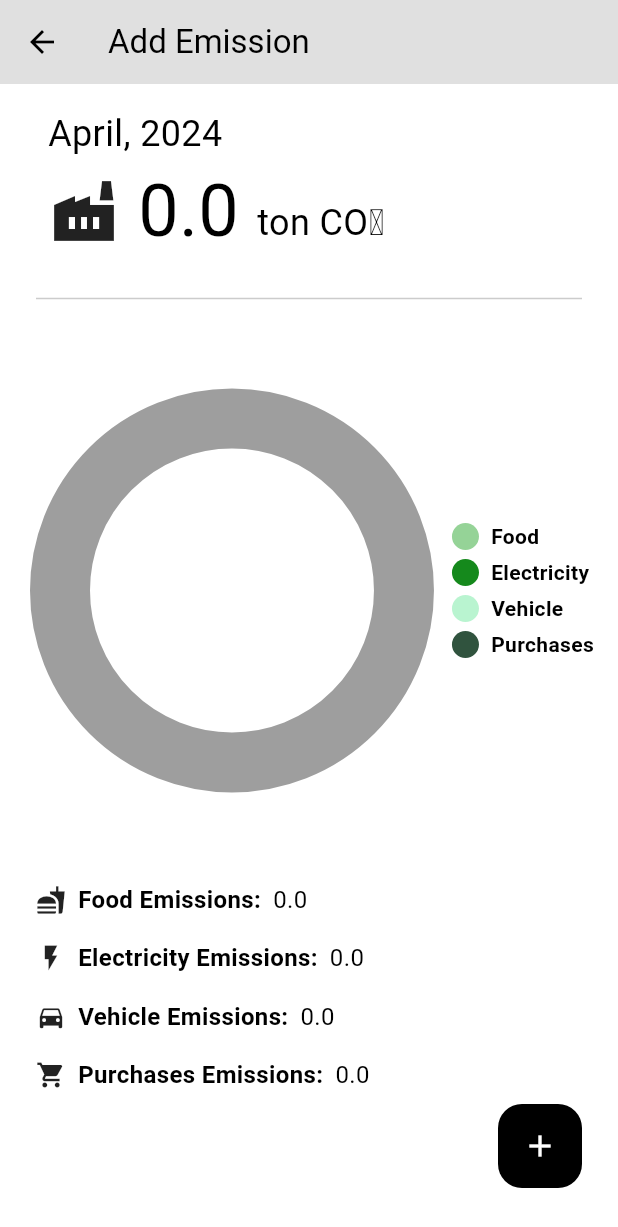
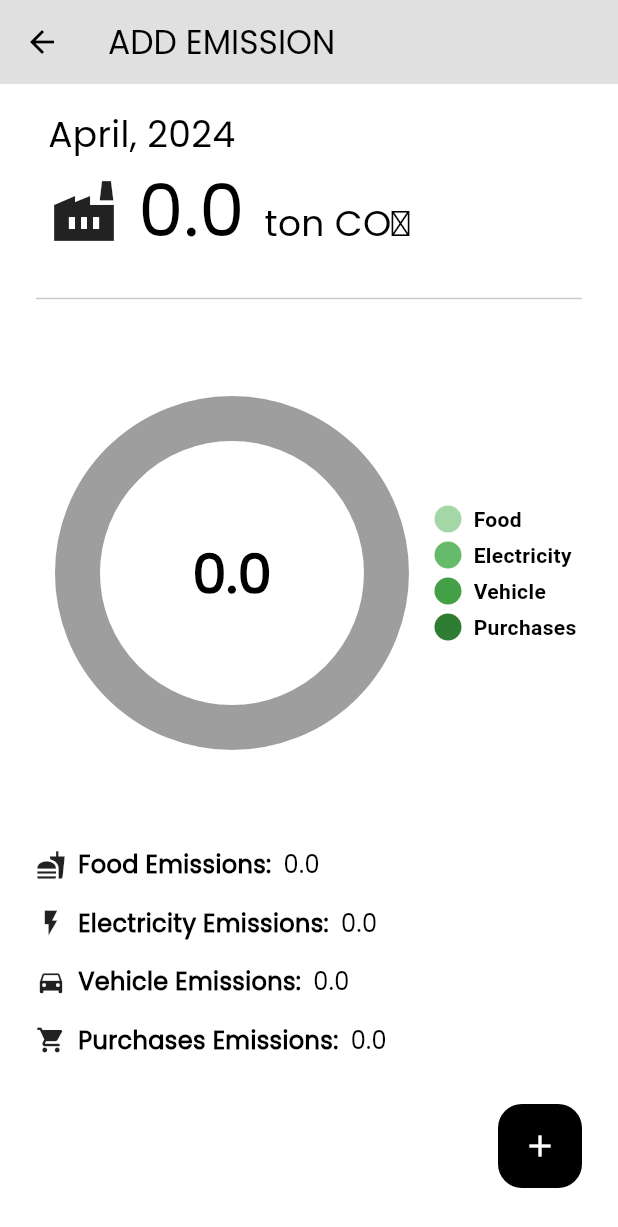
Before and after one commit to mixter3011/Eco_App, a Flutter app: the AddEmissionPage screen opened directly, on a phone screen of 412 x 824 dp. Shown: the top 1227 px of the screen. Run offline on Flutter 3.47's test engine with Material 3 defaults, Android fonts, the phone set to English and light mode, and no system bars; drawn by our look-alikes of pie_chart; our stand-ins replace google_fonts, slide_to_act.

Commit message:
Sync updated Add Emission Page, slight tweaks to Add Emission & Redeem Pages' UI

```diff
--- a/lib/pages/add_emission_page.dart
+++ b/lib/pages/add_emission_page.dart
@@ -1,6 +1,6 @@
 import 'package:flutter/material.dart';
+import 'package:pie_chart/pie_chart.dart';
 import 'package:smarthomeui/util/add_emission_modal.dart';
-import 'package:pie_chart/pie_chart.dart';
 
 class AddEmissionPage extends StatefulWidget {
   const AddEmissionPage({Key? key}) : super(key: key);
@@ -81,10 +81,14 @@ class _AddEmissionPageState extends State<AddEmissionPage> {
     calculateEmissionsValue();
   }
 
+  @override
   Widget build(BuildContext context) {
     return Scaffold(
       appBar: AppBar(
-        title: const Text("Add Emission"),
+        title: const Text(
+          "ADD EMISSION",
+          style: TextStyle(fontFamily: "Poppins"),
+        ),
         backgroundColor: Theme.of(context).colorScheme.background,
       ),
       body: Column(
@@ -98,7 +102,7 @@ class _AddEmissionPageState extends State<AddEmissionPage> {
                 Text(
                   formatMonthYear(
                       DateTime.parse(DateTime.now().toString().split(' ')[0])),
-                  style: const TextStyle(fontSize: 24),
+                  style: const TextStyle(fontSize: 24, fontFamily: "Poppins"),
                 ),
                 Row(
                   children: [
@@ -110,11 +114,12 @@ class _AddEmissionPageState extends State<AddEmissionPage> {
                       children: [
                         Text(
                           "$emissionsValue ",
-                          style: const TextStyle(fontSize: 48),
+                          style: const TextStyle(
+                              fontSize: 48, fontFamily: "Poppins"),
                         ),
                         const Text(
                           "ton CO₂",
-                          style: TextStyle(fontSize: 24),
+                          style: TextStyle(fontSize: 24, fontFamily: "Poppins"),
                         ),
                       ],
                     )
@@ -136,20 +141,26 @@ class _AddEmissionPageState extends State<AddEmissionPage> {
               dataMap: emissionData,
               animationDuration: const Duration(milliseconds: 500),
               chartLegendSpacing: 32,
-              chartRadius: MediaQuery.of(context).size.width / 1.75,
-              initialAngleInDegree: 180,
+              chartRadius: MediaQuery.of(context).size.width / 2,
+              initialAngleInDegree: 0,
               chartType: ChartType.ring,
-              ringStrokeWidth: 40,
-              colorList: const [
+              ringStrokeWidth: 30,
+              centerText: "$emissionsValue",
+              centerTextStyle: const TextStyle(
+                  fontSize: 36,
+                  fontFamily: "Poppins",
+                  fontWeight: FontWeight.bold,
+                  color: Colors.black),
+              colorList: [
                 /*
                 [TODO:]
-                This needs a lot more experimentation to get the colors right.
-                Just can't seem to get a good black and grey color scheme.
+                Figure out better colour scheme to go with the app's theme.
+                Just using the black and grey shades looked confusing.
                 */
-                Color.fromRGBO(149, 211, 151, 1),
-                Color.fromRGBO(21, 137, 28, 1),
-                Color.fromRGBO(185, 244, 208, 1),
-                Color.fromRGBO(48, 83, 62, 1),
+                Colors.green.shade200,
+                Colors.green.shade400,
+                Colors.green.shade600,
+                Colors.green.shade800,
               ],
               legendOptions: const LegendOptions(
                 showLegends: true,
@@ -157,7 +168,7 @@ class _AddEmissionPageState extends State<AddEmissionPage> {
               chartValuesOptions: const ChartValuesOptions(
                 showChartValues: false,
                 showChartValueBackground: false,
-                showChartValuesInPercentage: false,
+                showChartValuesInPercentage: true,
                 showChartValuesOutside: false,
                 decimalPlaces: 1,
                 chartValueStyle: TextStyle(
@@ -176,17 +187,20 @@ class _AddEmissionPageState extends State<AddEmissionPage> {
                       const EdgeInsets.symmetric(vertical: 8, horizontal: 24),
                   child: Row(
                     children: [
-                      Icon(emission[2], size: 20), // Icon
-                      SizedBox(width: 8),
+                      Icon(emission[2], size: 20),
+                      const SizedBox(width: 8),
                       Text(
                         '${emission[0]} Emissions:',
                         style: const TextStyle(
-                            fontSize: 16, fontWeight: FontWeight.bold),
+                            fontSize: 16,
+                            fontWeight: FontWeight.bold,
+                            fontFamily: "Poppins"),
                       ),
                       const SizedBox(width: 8),
                       Text(
                         '${emission[1].toStringAsFixed(1)}',
-                        style: const TextStyle(fontSize: 16),
+                        style: const TextStyle(
+                            fontSize: 16, fontFamily: "Poppins"),
                       ),
                     ],
                   ),
```
